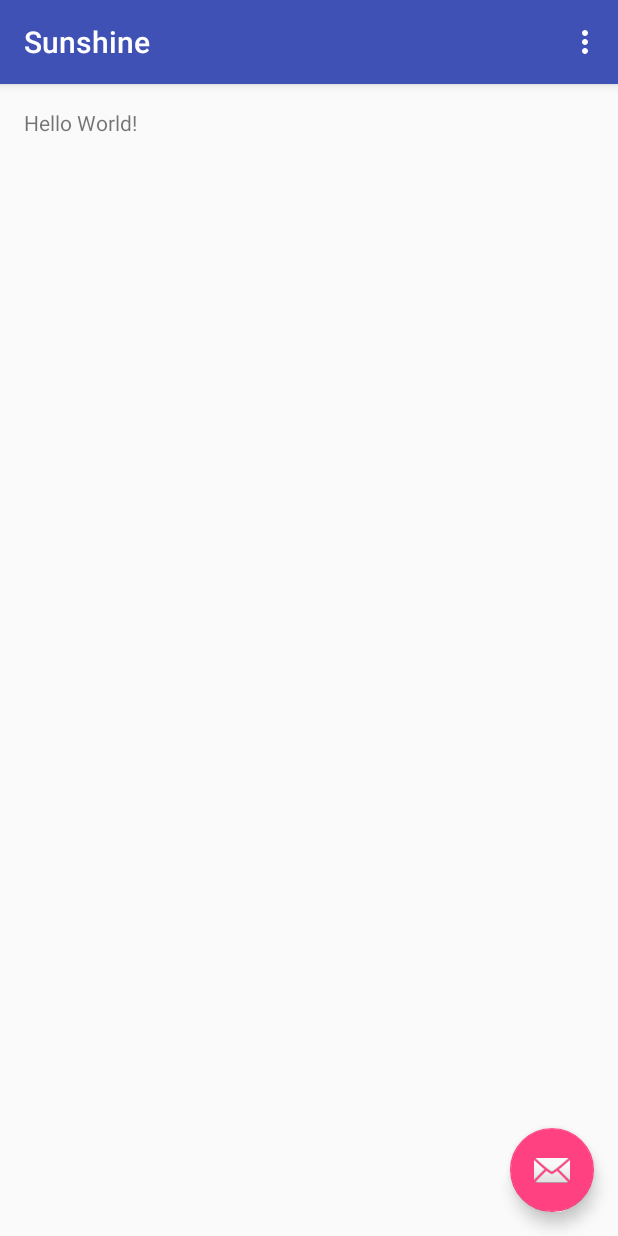
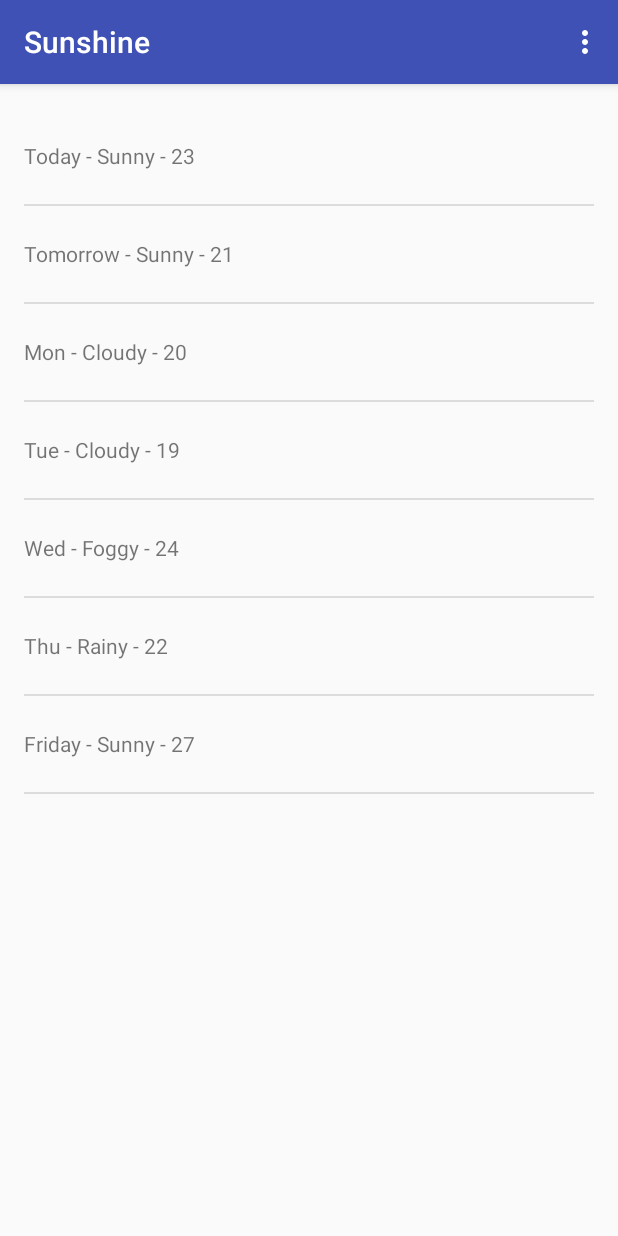
Before and after one commit to michailov/Sunshine, an Android app: the screen it shows after launch (MainActivity), on a phone screen of 412 x 824 dp. Run offline under Robolectric (Android 15) with nearby library versions, the phone set to English and light mode, and no system bars.

Commit message:
Add forecast form layout Add dummy weather data as as string array Create ListView Create adaptor Bind addaptor to the list view

```diff
--- a/app/src/main/java/com/example/anton/sunshine/MainActivity.java
+++ b/app/src/main/java/com/example/anton/sunshine/MainActivity.java
@@ -17,15 +17,6 @@ public class MainActivity extends AppCompatActivity {
         setContentView(R.layout.activity_main);
         Toolbar toolbar = (Toolbar) findViewById(R.id.toolbar);
         setSupportActionBar(toolbar);
-
-        FloatingActionButton fab = (FloatingActionButton) findViewById(R.id.fab);
-        fab.setOnClickListener(new View.OnClickListener() {
-            @Override
-            public void onClick(View view) {
-                Snackbar.make(view, "Replace with your own action", Snackbar.LENGTH_LONG)
-                        .setAction("Action", null).show();
-            }
-        });
     }
 
     @Override
--- a/app/src/main/java/com/example/anton/sunshine/MainActivityFragment.java
+++ b/app/src/main/java/com/example/anton/sunshine/MainActivityFragment.java
@@ -5,18 +5,49 @@ import android.os.Bundle;
 import android.view.LayoutInflater;
 import android.view.View;
 import android.view.ViewGroup;
+import android.widget.ArrayAdapter;
+import android.widget.ListView;
+
+import java.util.ArrayList;
+import java.util.Arrays;
+import java.util.List;
 
 /**
  * A placeholder fragment containing a simple view.
  */
 public class MainActivityFragment extends Fragment {
 
+    ArrayAdapter<String> forecastAdapter;
     public MainActivityFragment() {
     }
 
     @Override
     public View onCreateView(LayoutInflater inflater, ViewGroup container,
                              Bundle savedInstanceState) {
-        return inflater.inflate(R.layout.fragment_main, container, false);
+        String[] forecastData = {
+                "Today - Sunny - 23",
+                "Tomorrow - Sunny - 21",
+                "Mon - Cloudy - 20",
+                "Tue - Cloudy - 19",
+                "Wed - Foggy - 24",
+                "Thu - Rainy - 22",
+                "Friday - Sunny - 27",
+        };
+
+        List<String> forecastWeek = new ArrayList<>(Arrays.asList(forecastData));
+
+        forecastAdapter = new ArrayAdapter<>(
+                getActivity(),
+                R.layout.list_item_forecast,
+                R.id.list_item_forecast_textview,
+                forecastWeek
+        );
+
+        View view = inflater.inflate(R.layout.fragment_main, container, false);
+
+        ListView forecastListView = (ListView) view.findViewById(R.id.listview_forecast);
+        forecastListView.setAdapter(forecastAdapter);
+
+        return view;
     }
 }
--- a/app/src/main/res/layout/activity_main.xml
+++ b/app/src/main/res/layout/activity_main.xml
@@ -23,12 +23,4 @@
 
     <include layout="@layout/content_main" />
 
-    <android.support.design.widget.FloatingActionButton
-        android:id="@+id/fab"
-        android:layout_width="wrap_content"
-        android:layout_height="wrap_content"
-        android:layout_gravity="bottom|end"
-        android:layout_margin="@dimen/fab_margin"
-        android:src="@android:drawable/ic_dialog_email" />
-
 </android.support.design.widget.CoordinatorLayout>
--- a/app/src/main/res/layout/fragment_main.xml
+++ b/app/src/main/res/layout/fragment_main.xml
@@ -1,4 +1,4 @@
-<RelativeLayout xmlns:android="http://schemas.android.com/apk/res/android"
+<FrameLayout xmlns:android="http://schemas.android.com/apk/res/android"
     xmlns:tools="http://schemas.android.com/tools"
     android:layout_width="match_parent"
     android:layout_height="match_parent"
@@ -9,9 +9,9 @@
     tools:context="com.example.anton.sunshine.MainActivityFragment"
     tools:showIn="@layout/activity_main">
 
-    <TextView
-        android:layout_width="wrap_content"
-        android:layout_height="wrap_content"
-        android:text="Hello World!" />
-
-</RelativeLayout>
+    <ListView
+        android:layout_width="match_parent"
+        android:layout_height="match_parent"
+        android:id="@+id/listview_forecast"
+        android:layout_gravity="left|top" />
+</FrameLayout>
--- /dev/null
+++ b/app/src/main/res/layout/list_item_forecast.xml
@@ -0,0 +1,9 @@
+<?xml version="1.0" encoding="utf-8"?>
+<TextView xmlns:android="http://schemas.android.com/apk/res/android"
+    android:layout_width="match_parent"
+    android:layout_height="wrap_content"
+    android:gravity="center_vertical"
+    android:id="@+id/list_item_forecast_textview"
+    android:minHeight="?android:attr/listPreferredItemHeight">
+
+</TextView>
```
